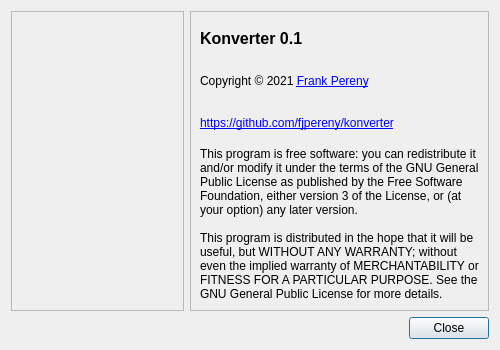
First picture: the form in aboutdialog.ui, repository fjpereny/konverter, before the edit.
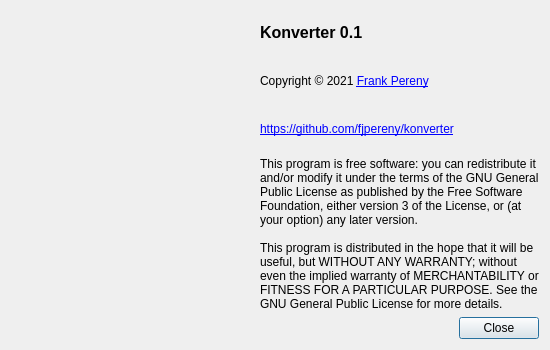
Second picture: the form after the edit. Icons and pictures are not drawn.

Patch:
```diff
--- a/aboutdialog.ui
+++ b/aboutdialog.ui
@@ -6,36 +6,32 @@
    <rect>
     <x>0</x>
     <y>0</y>
-    <width>500</width>
+    <width>550</width>
     <height>350</height>
    </rect>
   </property>
   <property name="windowTitle">
-   <string>About konverter</string>
-  </property>
-  <layout class="QVBoxLayout" name="verticalLayout">
-   <item>
-    <layout class="QHBoxLayout" name="horizontalLayout">
-     <item>
-      <widget class="QFrame" name="frame_2">
-       <property name="frameShape">
-        <enum>QFrame::StyledPanel</enum>
-       </property>
-       <property name="frameShadow">
-        <enum>QFrame::Raised</enum>
-       </property>
-      </widget>
-     </item>
-     <item>
-      <widget class="QFrame" name="frame">
-       <property name="frameShape">
-        <enum>QFrame::StyledPanel</enum>
-       </property>
-       <property name="frameShadow">
-        <enum>QFrame::Raised</enum>
+   <string>About Konverter</string>
        </property>
        <layout class="QVBoxLayout" name="verticalLayout_2">
         <item>
+    <layout class="QHBoxLayout" name="horizontalLayout">
+     <item>
+      <widget class="QLabel" name="label_5">
+       <property name="text">
+        <string/>
+       </property>
+       <property name="pixmap">
+        <pixmap resource="icons.qrc">:/icons/icons/128x128.png</pixmap>
+       </property>
+       <property name="alignment">
+        <set>Qt::AlignCenter</set>
+       </property>
+      </widget>
+     </item>
+     <item>
+      <layout class="QVBoxLayout" name="verticalLayout">
+       <item>
          <widget class="QLabel" name="label">
           <property name="font">
            <font>
@@ -91,7 +87,6 @@
          </widget>
         </item>
        </layout>
-      </widget>
      </item>
     </layout>
    </item>
```
Left out of the diff: 7 changed lines with no effect on the pictures. Lines whose indentation alone changed are shown as unchanged.
